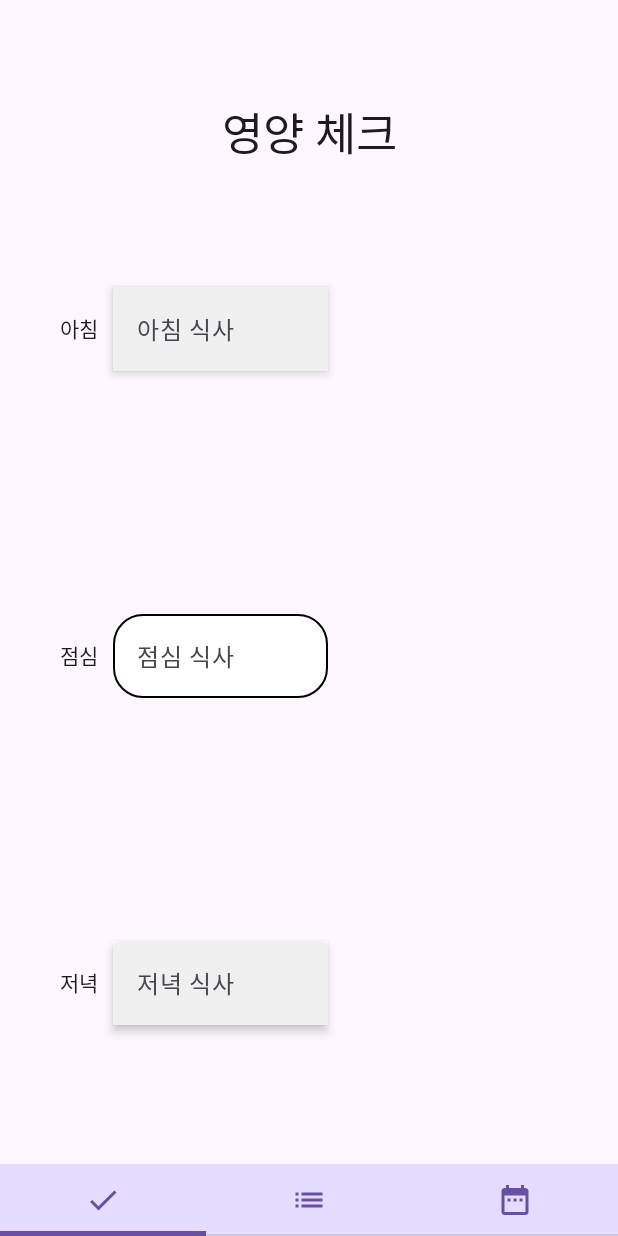
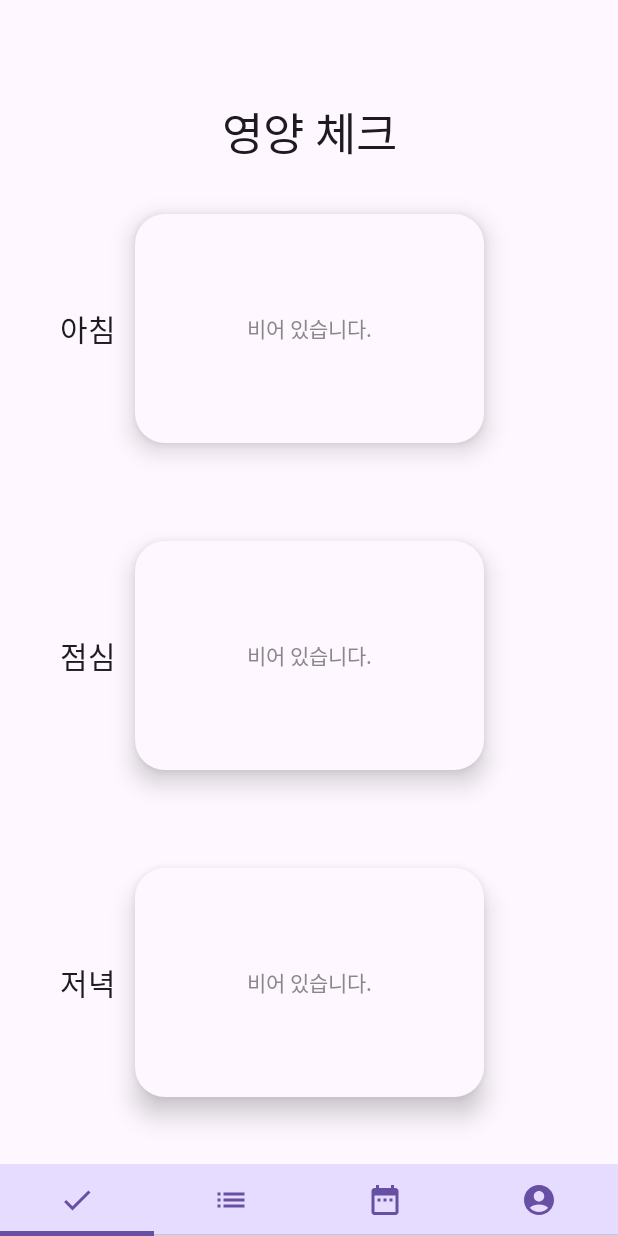
Before and after one commit to GwonDongHyeon21/NutritionCheck_kotlin, an Android app built with Jetpack Compose: the screen it shows after launch (NutritionCheckMain before the commit, MainActivity after it), on a phone screen of 412 x 824 dp. Run offline under Robolectric (Android 15) with nearby library versions, the phone set to English and light mode, and no system bars.

Commit message:
NutritionCheck

```diff
--- a/app/build.gradle.kts
+++ b/app/build.gradle.kts
@@ -66,4 +66,6 @@ dependencies {
     androidTestImplementation(libs.androidx.ui.test.junit4)
     debugImplementation(libs.androidx.ui.tooling)
     debugImplementation(libs.androidx.ui.test.manifest)
+
+    implementation(libs.androidx.navigation.compose)
 }
--- a/app/src/main/AndroidManifest.xml
+++ b/app/src/main/AndroidManifest.xml
@@ -13,7 +13,7 @@
         android:theme="@style/Theme.NutritionCheck_composable"
         tools:targetApi="31">
         <activity
-            android:name=".NutritionCheckMain"
+            android:name=".MainActivity"
             android:exported="true"
             android:theme="@style/Theme.NutritionCheck_composable">
             <intent-filter>
--- a/app/src/main/java/com/example/nutritioncheck_composable/NutritionCheckMain.kt
+++ b/app/src/main/java/com/example/nutritioncheck_composable/MainActivity.kt
@@ -4,11 +4,11 @@ import android.annotation.SuppressLint
 import android.os.Bundle
 import androidx.activity.ComponentActivity
 import androidx.activity.compose.setContent
-import androidx.compose.foundation.ExperimentalFoundationApi
 import androidx.compose.foundation.pager.HorizontalPager
 import androidx.compose.foundation.pager.rememberPagerState
 import androidx.compose.material.icons.Icons
 import androidx.compose.material.icons.automirrored.filled.List
+import androidx.compose.material.icons.filled.AccountCircle
 import androidx.compose.material.icons.filled.Check
 import androidx.compose.material.icons.filled.DateRange
 import androidx.compose.material3.Icon
@@ -18,22 +18,57 @@ import androidx.compose.material3.TabRow
 import androidx.compose.runtime.Composable
 import androidx.compose.runtime.rememberCoroutineScope
 import androidx.compose.ui.graphics.Color
+import androidx.compose.ui.tooling.preview.Preview
+import androidx.navigation.NavController
+import androidx.navigation.compose.NavHost
+import androidx.navigation.compose.composable
+import androidx.navigation.compose.rememberNavController
 import kotlinx.coroutines.launch
 
-class NutritionCheckMain : ComponentActivity() {
+val nutritionData = listOf(
+    "열량" to (1500f to 2000f), // 2000kcal 기준
+    "탄수화물" to (140f to 324f),
+    "당류" to (20f to 100f),
+    "단백질" to (14f to 55f),
+    "지방" to (20f to 54f),
+    "포화지방" to (20f to 15f),
+    "나트륨" to (1000f to 2000f),
+)
+
+class MainActivity : ComponentActivity() {
     override fun onCreate(savedInstanceState: Bundle?) {
         super.onCreate(savedInstanceState)
         setContent {
-            TabLayout()
+            NutritionNavigator()
+        }
+    }
+}
+
+@Composable
+fun NutritionNavigator() {
+    val navController = rememberNavController()
+    NavHost(navController = navController, startDestination = "TabLayout") {
+        composable("TabLayout") {
+            TabLayout(navController)
+        }
+        composable("NutritionToday") {
+            NutritionTodayLayout(navController)
+        }
+        composable("NutritionAdd") {
+            NutritionAdd()
         }
     }
 }
 
 @SuppressLint("UnusedMaterial3ScaffoldPaddingParameter")
-@OptIn(ExperimentalFoundationApi::class)
 @Composable
-fun TabLayout() {
-    val tabs = listOf(Icons.Filled.Check, Icons.AutoMirrored.Filled.List, Icons.Filled.DateRange)
+fun TabLayout(navController: NavController) {
+    val tabs = listOf(
+        Icons.Filled.Check,
+        Icons.AutoMirrored.Filled.List,
+        Icons.Filled.DateRange,
+        Icons.Filled.AccountCircle
+    )
     val pagerState = rememberPagerState(0, 0f) { tabs.size }
     val coroutineScope = rememberCoroutineScope()
 
@@ -57,20 +92,17 @@ fun TabLayout() {
             state = pagerState,
         ) { page ->
             when (page) {
-                0 -> NutritionCheckMainLayout()
-                1 -> NutritionCheckTodayLayout()
-                2 -> NutritionCheckCalendarLayout()
+                0 -> NutritionTodayLayout(navController)
+                1 -> NutritionTodayChartLayout()
+                2 -> NutritionCalendarLayout()
+                3 -> NutritionUserInfo()
             }
         }
     }
 }
 
-val nutritionData = listOf(
-    "열량" to (1500f to 2000f), // 2000kcal 기준
-    "탄수화물" to (140f to 324f),
-    "당류" to (20f to 100f),
-    "단백질" to (14f to 55f),
-    "지방" to (20f to 54f),
-    "포화지방" to (20f to 15f),
-    "나트륨" to (1000f to 2000f),
-)
+@Preview(showBackground = true)
+@Composable
+fun PreviewTabLayout() {
+    TabLayout(rememberNavController())
+}
--- /dev/null
+++ b/app/src/main/java/com/example/nutritioncheck_composable/NutritionAdd.kt
@@ -0,0 +1,41 @@
+package com.example.nutritioncheck_composable
+
+import androidx.compose.foundation.background
+import androidx.compose.foundation.border
+import androidx.compose.foundation.layout.Arrangement
+import androidx.compose.foundation.layout.Column
+import androidx.compose.foundation.layout.fillMaxHeight
+import androidx.compose.foundation.layout.fillMaxSize
+import androidx.compose.foundation.layout.fillMaxWidth
+import androidx.compose.foundation.lazy.LazyColumn
+import androidx.compose.foundation.shape.RoundedCornerShape
+import androidx.compose.runtime.Composable
+import androidx.compose.ui.Alignment
+import androidx.compose.ui.Modifier
+import androidx.compose.ui.graphics.Color
+import androidx.compose.ui.tooling.preview.Preview
+import androidx.compose.ui.unit.dp
+
+@Composable
+fun NutritionAddLayout() {
+    Column(
+        modifier = Modifier.fillMaxSize(),
+        verticalArrangement = Arrangement.Center,
+        horizontalAlignment = Alignment.CenterHorizontally
+    ) {
+        LazyColumn(
+            modifier = Modifier
+                .background(Color.LightGray)
+                .fillMaxHeight(0.4f)
+                .fillMaxWidth(0.6f),
+        ) {
+
+        }
+    }
+}
+
+@Preview(showBackground = true)
+@Composable
+fun PreviewNutritionAdd() {
+    NutritionAddLayout()
+}
--- a/app/src/main/java/com/example/nutritioncheck_composable/NutritionCheckCalendar.kt
+++ b/app/src/main/java/com/example/nutritioncheck_composable/NutritionCalendar.kt
@@ -6,13 +6,9 @@ import androidx.compose.foundation.clickable
 import androidx.compose.foundation.layout.Arrangement
 import androidx.compose.foundation.layout.Column
 import androidx.compose.foundation.layout.Row
-import androidx.compose.foundation.layout.fillMaxHeight
 import androidx.compose.foundation.layout.fillMaxSize
-import androidx.compose.foundation.layout.fillMaxWidth
-import androidx.compose.foundation.layout.height
 import androidx.compose.foundation.layout.padding
 import androidx.compose.foundation.layout.width
-import androidx.compose.foundation.layout.wrapContentSize
 import androidx.compose.material3.DatePicker
 import androidx.compose.material3.ExperimentalMaterial3Api
 import androidx.compose.material3.Text
@@ -31,13 +27,12 @@ import androidx.compose.ui.geometry.Size
 import androidx.compose.ui.graphics.Color
 import androidx.compose.ui.tooling.preview.Preview
 import androidx.compose.ui.unit.dp
-import androidx.compose.ui.unit.sp
 import kotlinx.coroutines.Dispatchers
 import kotlinx.coroutines.launch
 
 @OptIn(ExperimentalMaterial3Api::class)
 @Composable
-fun NutritionCheckCalendarLayout() {
+fun NutritionCalendarLayout() {
     val datePickerState = rememberDatePickerState()
     val coroutineScope = rememberCoroutineScope()
     var isLoading by remember { mutableStateOf(false) }
@@ -57,7 +52,7 @@ fun NutritionCheckCalendarLayout() {
             }
         )
 
-        if (isLoading) {
+//        if (isLoading) {
         Row(
             modifier = Modifier
                 .fillMaxSize()
@@ -68,7 +63,7 @@ fun NutritionCheckCalendarLayout() {
                 DateNutritionChart(label, values.first, values.second)
             }
         }
-        } else {
+//        } else {
         Column(
             modifier = Modifier.fillMaxSize(),
             verticalArrangement = Arrangement.Center,
@@ -76,7 +71,7 @@ fun NutritionCheckCalendarLayout() {
         ) {
             Text(text = "날짜를 선택하세요.")
         }
-        }
+//        }
 
 //        Text(
 //            text = SimpleDateFormat(
@@ -114,21 +109,22 @@ fun DateNutritionChart(label: String, value: Float, maxValue: Float) {
 
         Text(
             text = label,
-            modifier = Modifier.padding(top = 5.dp)
+            modifier = Modifier
+                .padding(top = 5.dp),
+        )
+
+        val nutritionPercentage = (value / maxValue * 100).toInt()
+        Text(
+            text = "($nutritionPercentage%)",
+            modifier = Modifier
+                .padding(top = 5.dp),
         )
     }
-
-//    val nutritionPercentage = (value / maxValue * 100).toInt()
-//    Text(
-//        text = "${value.toInt()}/${maxValue.toInt()}($nutritionPercentage%)",
-//        modifier = Modifier
-//            .padding(top = 10.dp, end = 30.dp)
-//    )
 }
 
 
 @Preview(showBackground = true)
 @Composable
-fun PreviewCheckCalendar() {
-    NutritionCheckCalendarLayout()
+fun PreviewNutritionCalendar() {
+    NutritionCalendarLayout()
 }
--- a/app/src/main/java/com/example/nutritioncheck_composable/NutritionCheckToday.kt
+++ /dev/null
@@ -1,136 +0,0 @@
-package com.example.nutritioncheck_composable
-
-import androidx.compose.foundation.border
-import androidx.compose.foundation.clickable
-import androidx.compose.foundation.layout.Column
-import androidx.compose.foundation.layout.Row
-import androidx.compose.foundation.layout.fillMaxSize
-import androidx.compose.foundation.layout.fillMaxWidth
-import androidx.compose.foundation.layout.padding
-import androidx.compose.foundation.layout.wrapContentSize
-import androidx.compose.foundation.shape.RoundedCornerShape
-import androidx.compose.material3.Text
-import androidx.compose.material3.TextField
-import androidx.compose.material3.TextFieldDefaults
-import androidx.compose.runtime.Composable
-import androidx.compose.runtime.getValue
-import androidx.compose.runtime.mutableStateOf
-import androidx.compose.runtime.remember
-import androidx.compose.runtime.setValue
-import androidx.compose.ui.Alignment
-import androidx.compose.ui.Modifier
-import androidx.compose.ui.draw.shadow
-import androidx.compose.ui.graphics.Color
-import androidx.compose.ui.text.TextStyle
-import androidx.compose.ui.tooling.preview.Preview
-import androidx.compose.ui.unit.dp
-import androidx.compose.ui.unit.sp
-
-@Composable
-fun NutritionCheckMainLayout() {
-    var text by remember { mutableStateOf("") }
-
-    Column(
-        modifier = Modifier.padding(start = 40.dp, end = 40.dp, bottom = 60.dp),
-    ) {
-        Text(
-            text = "영양 체크",
-            modifier = Modifier
-                .fillMaxSize()
-                .wrapContentSize(Alignment.BottomCenter)
-                .weight(1f),
-            style = TextStyle(fontSize = 30.sp),
-        )
-
-        Row(
-            modifier = Modifier
-                .fillMaxWidth()
-                .weight(2f),
-            verticalAlignment = Alignment.CenterVertically
-        ) {
-            Text(
-                text = "아침",
-                modifier = Modifier.wrapContentSize(Alignment.Center),
-            )
-            TextField(
-                value = text,
-                onValueChange = { text = it },
-                modifier = Modifier
-                    .fillMaxWidth(0.5f)
-                    .padding(start = 10.dp)
-                    .shadow(4.dp)
-                    .clickable {
-
-                    },
-                placeholder = { Text("아침 식사") },
-                colors = TextFieldDefaults.colors(
-                    focusedContainerColor = Color(240, 240, 240, 255),
-                    unfocusedContainerColor = Color(240, 240, 240, 255),
-                    focusedIndicatorColor = Color.Transparent,
-                    unfocusedIndicatorColor = Color.Transparent,
-                )
-            )
-        }
-
-        Row(
-            modifier = Modifier
-                .fillMaxWidth()
-                .weight(2f),
-            verticalAlignment = Alignment.CenterVertically
-        ) {
-            Text(
-                text = "점심",
-                modifier = Modifier.wrapContentSize(Alignment.Center),
-            )
-            TextField(
-                value = text,
-                onValueChange = { text = it },
-                modifier = Modifier
-                    .fillMaxWidth(0.5f)
-                    .padding(start = 10.dp)
-                    .border(1.dp, Color.Black, RoundedCornerShape(20.dp)),
-                shape = RoundedCornerShape(20.dp),
-                placeholder = { Text("점심 식사") },
-                colors = TextFieldDefaults.colors(
-                    focusedContainerColor = Color.White,
-                    unfocusedContainerColor = Color.White,
-                    focusedIndicatorColor = Color.Transparent,
-                    unfocusedIndicatorColor = Color.Transparent,
-                )
-            )
-        }
-
-        Row(
-            modifier = Modifier
-                .fillMaxWidth()
-                .weight(2f),
-            verticalAlignment = Alignment.CenterVertically
-        ) {
-            Text(
-                text = "저녁",
-                modifier = Modifier.wrapContentSize(Alignment.Center),
-            )
-            TextField(
-                value = text,
-                onValueChange = { text = it },
-                modifier = Modifier
-                    .fillMaxWidth(0.5f)
-                    .padding(start = 10.dp)
-                    .shadow(4.dp),
-                placeholder = { Text("저녁 식사") },
-                colors = TextFieldDefaults.colors(
-                    focusedContainerColor = Color(240, 240, 240, 255),
-                    unfocusedContainerColor = Color(240, 240, 240, 255),
-                    focusedIndicatorColor = Color.Transparent,
-                    unfocusedIndicatorColor = Color.Transparent,
-                )
-            )
-        }
-    }
-}
-
-@Preview(showBackground = true)
-@Composable
-fun PreviewNutritionCheckMain() {
-    NutritionCheckMainLayout()
-}
--- /dev/null
+++ b/app/src/main/java/com/example/nutritioncheck_composable/NutritionToday.kt
@@ -0,0 +1,162 @@
+package com.example.nutritioncheck_composable
+
+import androidx.compose.foundation.clickable
+import androidx.compose.foundation.layout.Arrangement
+import androidx.compose.foundation.layout.Box
+import androidx.compose.foundation.layout.Column
+import androidx.compose.foundation.layout.fillMaxHeight
+import androidx.compose.foundation.layout.fillMaxSize
+import androidx.compose.foundation.layout.fillMaxWidth
+import androidx.compose.foundation.layout.padding
+import androidx.compose.foundation.layout.wrapContentSize
+import androidx.compose.foundation.shape.RoundedCornerShape
+import androidx.compose.material3.Surface
+import androidx.compose.material3.Text
+import androidx.compose.runtime.Composable
+import androidx.compose.ui.Alignment
+import androidx.compose.ui.Modifier
+import androidx.compose.ui.draw.shadow
+import androidx.compose.ui.graphics.Color
+import androidx.compose.ui.text.TextStyle
+import androidx.compose.ui.tooling.preview.Preview
+import androidx.compose.ui.unit.dp
+import androidx.compose.ui.unit.sp
+import androidx.navigation.NavController
+import androidx.navigation.compose.rememberNavController
+
+@Composable
+fun NutritionTodayLayout(navController: NavController) {
+    Column(
+        modifier = Modifier.padding(start = 40.dp, end = 40.dp, bottom = 60.dp),
+    ) {
+        Text(
+            text = "영양 체크",
+            modifier = Modifier
+                .fillMaxSize()
+                .wrapContentSize(Alignment.BottomCenter)
+                .weight(1f),
+            style = TextStyle(fontSize = 30.sp),
+        )
+
+        Box(
+            modifier = Modifier
+                .fillMaxWidth()
+                .weight(2f),
+        ) {
+            Text(
+                text = "아침",
+                modifier = Modifier
+                    .wrapContentSize()
+                    .align(Alignment.CenterStart),
+                style = TextStyle(fontSize = 20.sp)
+            )
+
+            Surface(
+                modifier = Modifier
+                    .fillMaxWidth(0.7f)
+                    .fillMaxHeight(0.7f)
+                    .align(Alignment.Center)
+                    .shadow(10.dp, RoundedCornerShape(20.dp))
+                    .clickable {
+                        navController.navigate("NutritionAdd")
+                    },
+            ) {
+                //데이터 가져오기
+                val breakfastData = emptyList<String>()
+                if (breakfastData.isEmpty()) {
+                    Column(
+                        modifier = Modifier.fillMaxSize(),
+                        verticalArrangement = Arrangement.Center
+                    ) {
+                        Text(
+                            text = "비어 있습니다.",
+                            modifier = Modifier
+                                .align(Alignment.CenterHorizontally),
+                            style = TextStyle(color = Color.Gray)
+                        )
+                    }
+                }else{
+                    //데이터 보여주기
+                }
+            }
+        }
+
+        Box(
+            modifier = Modifier
+                .fillMaxWidth()
+                .weight(2f),
+        ) {
+            Text(
+                text = "점심",
+                modifier = Modifier
+                    .wrapContentSize()
+                    .align(Alignment.CenterStart),
+                style = TextStyle(fontSize = 20.sp)
+            )
+            Surface(
+                modifier = Modifier
+                    .fillMaxWidth(0.7f)
+                    .fillMaxHeight(0.7f)
+                    .align(Alignment.Center)
+                    .shadow(10.dp, RoundedCornerShape(20.dp))
+                    .clickable {
+                        navController.navigate("NutritionAdd")
+                    },
+            ) {
+                Column(
+                    modifier = Modifier.fillMaxSize(),
+                    verticalArrangement = Arrangement.Center
+                ) {
+                    Text(
+                        text = "비어 있습니다.",
+                        modifier = Modifier
+                            .align(Alignment.CenterHorizontally),
+                        style = TextStyle(color = Color.Gray)
+                    )
+                }
+            }
+        }
+
+        Box(
+            modifier = Modifier
+                .fillMaxWidth()
+                .weight(2f),
+        ) {
+            Text(
+                text = "저녁",
+                modifier = Modifier
+                    .wrapContentSize()
+                    .align(Alignment.CenterStart),
+                style = TextStyle(fontSize = 20.sp)
+            )
+            Surface(
+                modifier = Modifier
+                    .fillMaxWidth(0.7f)
+                    .fillMaxHeight(0.7f)
+                    .align(Alignment.Center)
+                    .shadow(10.dp, RoundedCornerShape(20.dp))
+                    .clickable {
+                        navController.navigate("NutritionAdd")
+                    },
+            ) {
+                Column(
+                    modifier = Modifier.fillMaxSize(),
+                    verticalArrangement = Arrangement.Center
+                ) {
+                    Text(
+                        text = "비어 있습니다.",
+                        modifier = Modifier
+                            .align(Alignment.CenterHorizontally),
+                        style = TextStyle(color = Color.Gray)
+                    )
+                }
+            }
+        }
+    }
+}
+
+@Preview(showBackground = true)
+@Composable
+fun PreviewNutritionToday() {
+    NutritionTodayLayout(rememberNavController())
+}
--- a/app/src/main/java/com/example/nutritioncheck_composable/NutritionTodayChart.kt
+++ b/app/src/main/java/com/example/nutritioncheck_composable/NutritionTodayChart.kt
@@ -21,7 +21,7 @@ import androidx.compose.ui.tooling.preview.Preview
 import androidx.compose.ui.unit.dp
 
 @Composable
-fun NutritionCheckTodayLayout() {
+fun NutritionTodayChartLayout() {
     Column(
         modifier = Modifier.fillMaxSize(),
         verticalArrangement = Arrangement.Center
@@ -82,6 +82,6 @@ fun NutritionCheckChart(label: String, value: Float, maxValue: Float) {
 
 @Preview(showBackground = true)
 @Composable
-fun PreviewNutritionToday() {
-    NutritionCheckTodayLayout()
+fun PreviewNutritionTodayChart() {
+    NutritionTodayChartLayout()
 }
--- /dev/null
+++ b/app/src/main/java/com/example/nutritioncheck_composable/NutritionUserInfo.kt
@@ -0,0 +1,15 @@
+package com.example.nutritioncheck_composable
+
+import androidx.compose.foundation.layout.Column
+import androidx.compose.foundation.layout.fillMaxSize
+import androidx.compose.runtime.Composable
+import androidx.compose.ui.Modifier
+
+@Composable
+fun NutritionUserInfo() {
+    Column(
+        modifier = Modifier.fillMaxSize()
+    ) {
+
+    }
+}
--- a/gradle/libs.versions.toml
+++ b/gradle/libs.versions.toml
@@ -8,6 +8,7 @@ espressoCore = "3.6.1"
 lifecycleRuntimeKtx = "2.8.6"
 activityCompose = "1.9.2"
 composeBom = "2024.04.01"
+navigationCompose = "2.8.3"
 
 [libraries]
 androidx-core-ktx = { group = "androidx.core", name = "core-ktx", version.ref = "coreKtx" }
@@ -24,6 +25,7 @@ androidx-ui-tooling-preview = { group = "androidx.compose.ui", name = "ui-toolin
 androidx-ui-test-manifest = { group = "androidx.compose.ui", name = "ui-test-manifest" }
 androidx-ui-test-junit4 = { group = "androidx.compose.ui", name = "ui-test-junit4" }
 androidx-material3 = { group = "androidx.compose.material3", name = "material3" }
+androidx-navigation-compose = { group = "androidx.navigation", name = "navigation-compose", version.ref = "navigationCompose" }
 
 [plugins]
 android-application = { id = "com.android.application", version.ref = "agp" }
```
Lines whose indentation alone changed are shown as unchanged.
